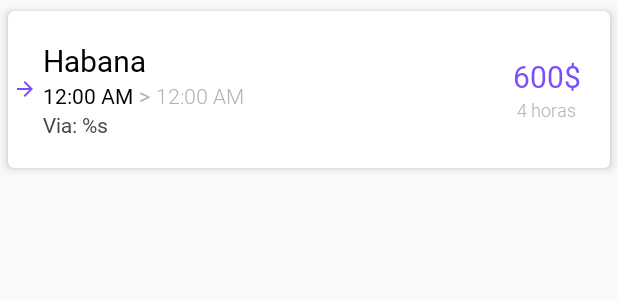
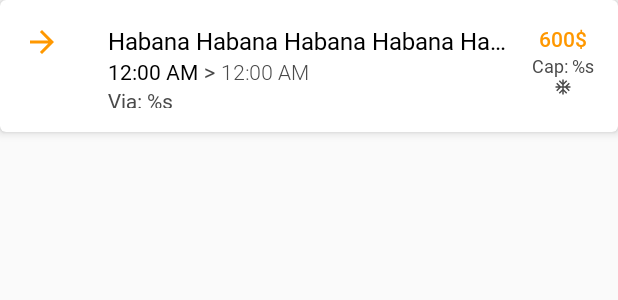
Before and after one commit to adrian011494/viajero-android, an Android app: the layout item_trip.xml on its own in the app's theme, with its tools: preview values and no code run, on a phone screen of 412 x 824 dp. Shown: the top 300 px of the screen. Run offline under Robolectric (Android 15) with nearby library versions, the phone set to English and light mode, and no system bars.

Commit message:
[FIX] some view details

```diff
--- a/app/src/main/res/layout/item_trip.xml
+++ b/app/src/main/res/layout/item_trip.xml
@@ -3,35 +3,33 @@
         xmlns:android="http://schemas.android.com/apk/res/android"
         xmlns:app="http://schemas.android.com/apk/res-auto"
         xmlns:tools="http://schemas.android.com/tools"
-        android:layout_width="match_parent" android:layout_height="wrap_content"
+        android:layout_width="match_parent"
+        android:layout_height="88dp"
         app:cardElevation="4dp"
-        app:cardUseCompatPadding="true"
-        app:contentPadding="4dp"
+        app:contentPadding="16dp"
 >
 
     <RelativeLayout
             android:layout_width="match_parent"
             android:layout_height="wrap_content">
 
+        <androidx.appcompat.widget.AppCompatImageView
+                android:id="@+id/tripIda"
+                android:layout_width="24dp"
+                android:layout_height="24dp"
+                app:srcCompat="@drawable/ic_arrow_forward_black_24dp"
+                android:tint="@color/colorAccent"
+                android:layout_alignParentTop="true"
+                android:visibility="visible"
+        />
 
         <androidx.appcompat.widget.AppCompatImageView
-                android:id="@+id/tripIda"
-                android:layout_width="16dp"
-                android:layout_height="wrap_content"
+                android:id="@+id/tripBack"
+                android:layout_width="24dp"
+                android:layout_height="24dp"
                 app:srcCompat="@drawable/ic_arrow_forward_black_24dp"
-                android:tint="@color/colorAccent"
-                android:layout_centerVertical="true"
-                android:layout_marginEnd="4dp"
-                android:visibility="visible"
-        />
-        <androidx.appcompat.widget.AppCompatImageView
-                android:id="@+id/tripBack"
-                android:layout_width="16dp"
-                android:layout_height="wrap_content"
-                app:srcCompat="@drawable/ic_arrow_forward_black_24dp"
-                android:tint="@color/red"
-                android:layout_centerVertical="true"
-                android:layout_marginEnd="4dp"
+                android:tint="@color/colorPrimary"
+                android:layout_alignParentTop="true"
                 android:rotation="180"
                 android:visibility="gone"
         />
@@ -40,10 +38,7 @@
                 android:orientation="vertical"
                 android:layout_width="match_parent"
                 android:layout_height="wrap_content"
-                android:padding="16dp"
-                android:layout_marginStart="4dp"
-        >
-
+                android:layout_marginStart="56dp">
 
             <LinearLayout
                     android:id="@+id/timeView"
@@ -51,37 +46,37 @@
                     android:layout_height="wrap_content"
                     android:orientation="vertical"
                     android:layout_alignParentEnd="true"
-                    android:layout_alignParentRight="true"
-                    android:layout_centerVertical="true">
+                    android:layout_marginStart="16dp">
+
                 <androidx.appcompat.widget.AppCompatTextView
                         android:id="@+id/price"
                         android:layout_width="wrap_content"
                         android:layout_height="wrap_content"
-                        app:fontFamily="@font/roboto_regular"
-                        android:textSize="20sp"
+                        app:fontFamily="@font/roboto_medium"
+                        android:textSize="14sp"
                         android:layout_gravity="center"
                         android:textColor="@color/colorAccent"
-                        android:text="600$"/>
+                        tools:text="600$"/>
 
                 <androidx.appcompat.widget.AppCompatTextView
                         android:id="@+id/duration"
                         android:layout_width="wrap_content"
                         android:layout_height="wrap_content"
+                        app:fontFamily="@font/roboto_regular"
+                        android:textSize="12sp"
+                        android:layout_gravity="center"
+                        android:textColor="@color/subTextColor"
+                        tools:text="@string/capacidad"/>
+
+                <androidx.appcompat.widget.AppCompatImageView
+                        android:id="@+id/clima"
+                        android:layout_width="12dp"
+                        android:layout_height="12dp"
                         app:fontFamily="@font/roboto_light"
                         android:textSize="12sp"
                         android:layout_gravity="center"
-                        android:textColor="@color/subTextColor"
-                        tools:text="4 horas"/>
-
-                <androidx.appcompat.widget.AppCompatImageView
-                        android:id="@+id/clima"
-                        android:layout_width="wrap_content"
-                        android:layout_height="wrap_content"
-                        app:fontFamily="@font/roboto_light"
-                        android:textSize="12sp"
-                        android:layout_gravity="center"
-                        android:tint="@color/subTextColor"
-                        android:visibility="gone"
+                        android:tint="@color/descText"
+                        android:visibility="visible"
                         app:srcCompat="@drawable/ic_ac_unit_black_24dp"
                 />
             </LinearLayout>
@@ -91,26 +86,23 @@
                     android:layout_width="match_parent"
                     android:layout_height="wrap_content"
                     android:orientation="vertical"
-                    android:layout_alignParentStart="true"
-                    android:layout_toStartOf="@id/timeView"
-                    android:layout_marginRight="8dp"
-                    android:layout_centerVertical="true"
-                    android:layout_alignParentLeft="true"
-                    android:layout_toLeftOf="@id/timeView">
+                    android:layout_toStartOf="@id/timeView">
 
                 <androidx.appcompat.widget.AppCompatTextView
                         android:id="@+id/title"
                         android:layout_width="wrap_content"
                         android:layout_height="wrap_content"
                         app:fontFamily="@font/roboto_regular"
-                        style="@style/TextAppearance.AppCompat.Title"
+                        android:textSize="16sp"
                         android:textColor="@android:color/black"
                         android:ellipsize="end"
-                        tools:text="Habana"/>
+                        android:lines="1"
+                        tools:text="Habana Habana Habana Habana Habana "/>
 
                 <LinearLayout
                         android:layout_width="wrap_content"
                         android:layout_height="wrap_content"
+                        android:scrollbars="horizontal"
                         android:orientation="horizontal">
 
                     <androidx.appcompat.widget.AppCompatTextView
@@ -120,11 +112,11 @@
                             app:fontFamily="@font/roboto_regular"
                             android:textSize="14sp"
                             app:textAllCaps="true"
+                            android:lines="1"
                             android:textColor="@android:color/black"
                             tools:text="12:00 am"/>
 
                     <androidx.appcompat.widget.AppCompatTextView
-
                             android:layout_width="wrap_content"
                             android:layout_height="wrap_content"
                             app:fontFamily="@font/roboto_light"
@@ -135,6 +127,7 @@
                             android:layout_marginRight="4dp"
                             android:layout_marginStart="4dp"
                             android:text=">"
+                            android:lines="1"
                             android:gravity="center"
                             android:textAlignment="center"
                             android:layout_marginEnd="4dp"/>
@@ -146,6 +139,7 @@
                             app:fontFamily="@font/roboto_light"
                             android:textSize="14sp"
                             app:textAllCaps="true"
+                            android:lines="1"
                             android:textColor="@color/subTextColor"
                             tools:text="12:00 am"/>
                 </LinearLayout>
--- a/app/src/main/res/layout/routes_fragment.xml
+++ b/app/src/main/res/layout/routes_fragment.xml
@@ -173,6 +173,7 @@
             android:id="@+id/list"
             android:layout_width="match_parent"
             android:layout_height="match_parent"
+
             app:layout_behavior="@string/appbar_scrolling_view_behavior"/>
 
 
--- a/app/src/main/res/values/colors.xml
+++ b/app/src/main/res/values/colors.xml
@@ -2,8 +2,8 @@
 <resources>
     <color name="colorPrimary">#3F51B5</color>
     <color name="colorPrimaryDark">#303F9F</color>
-    <color name="colorAccent">#7C4DFF</color>
-    <color name="subTextColor">#B3B3B3</color>
+    <color name="colorAccent">#FF9800</color>
+    <color name="subTextColor">#4A4A4A</color>
     <color name="descText">#4A4A4A</color>
 
     <color name="colorAccent_disable">#447C4DFF</color>
--- a/app/src/main/res/values/strings.xml
+++ b/app/src/main/res/values/strings.xml
@@ -17,7 +17,7 @@
     <string name="fecha_ida">Fecha de ida</string>
     <string name="fecha_regreso">Fecha de regreso (Opcional)</string>
     <string name="climatizado">Climatizado</string>
-    <string name="capacidad">Capacidad: %s </string>
+    <string name="capacidad">Cap: %s </string>
     <string name="agencias">Agencias</string>
     <string name="search">Buscar…</string>
     <string name="net_error">Ha ocurrido un error. Verifique su conexión de datos.</string>
```
Also changed, not shown: app/src/main/java/cu/sitrans/viajero/ui/base/SpaceItemDecoration.java (added, +67 -0 lines), app/src/main/java/cu/sitrans/viajero/ui/origin/OriginFragment.kt (+32 -4 lines), app/src/main/java/cu/sitrans/viajero/ui/trip/AdapterTrip.kt (+7 -8 lines), app/src/main/java/cu/sitrans/viajero/ui/trip/TripListFragment.kt (+18 -2 lines), app/src/main/java/cu/sitrans/viajero/utils/flatMapIterable.kt (+22 -5 lines).
